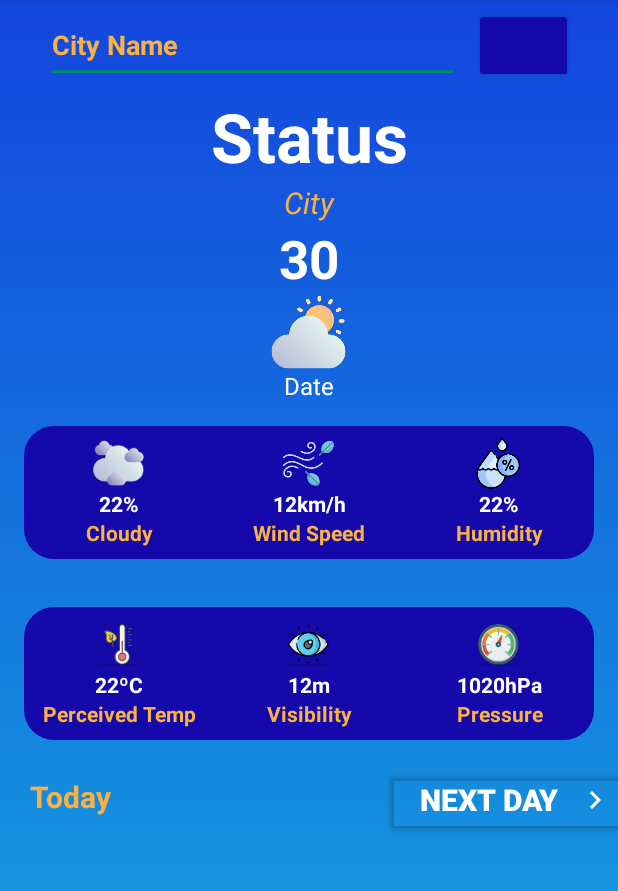
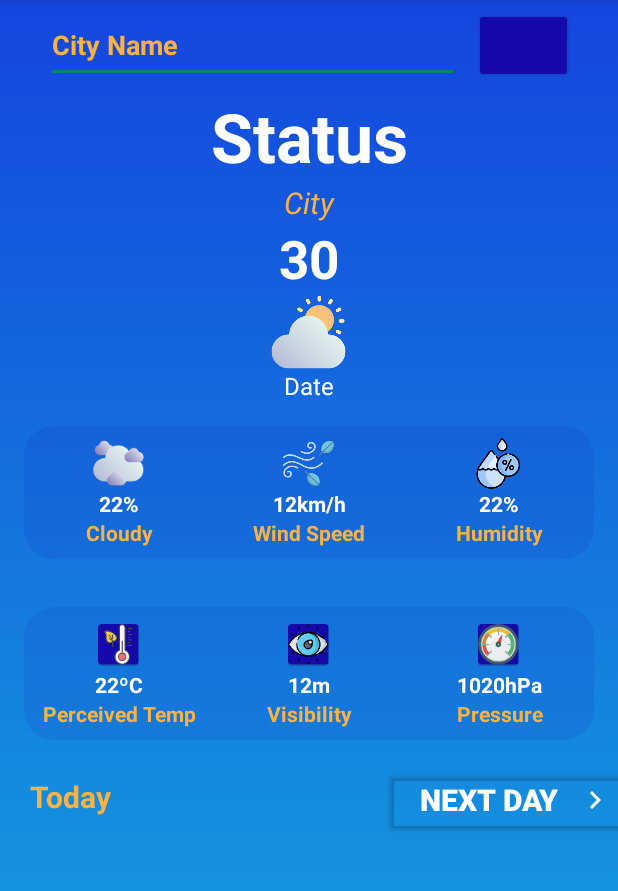
Before and after one commit to KhanhNabule/WeatherApp, an Android app: the screen it shows after launch (MainActivity), on a phone screen of 412 x 824 dp, the part 84-975 px from its top. Run offline under Robolectric (Android 15) with nearby library versions, the light colour scheme and no system bars; our stand-ins replace Picasso, Volley; network calls fail; pictures from the network do not load.

Commit message:
Update in res

```diff
--- a/app/src/main/res/drawable/background2.xml
+++ b/app/src/main/res/drawable/background2.xml
@@ -2,8 +2,9 @@
 <selector xmlns:android="http://schemas.android.com/apk/res/android">
  <item>
      <shape android:shape="rectangle">
-            <solid android:color="#1609ab"/>
-           <corners android:radius="20sp" />
+            <solid android:color="#171609ab"/>
+            <corners android:radius="20sp" />
+
      </shape>
  </item>
 </selector>
```
Also changed, not shown: app/src/main/java/blink/vietnam/weatherapp2/Activitis/MainActivity.java (+9 -5 lines), app/src/main/res/drawable/bandem.jpeg (added), app/src/main/res/drawable/banngay.png (added), app/src/main/res/drawable/bui.png (added), app/src/main/res/drawable/clear.png (added), app/src/main/res/drawable/mua.png (added).
